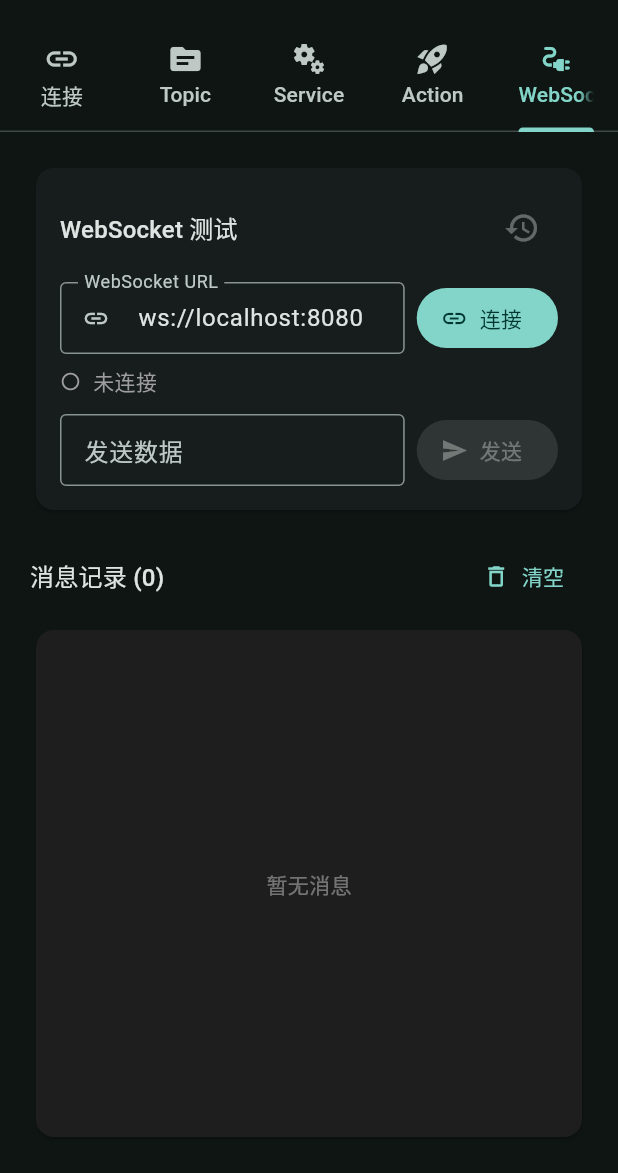
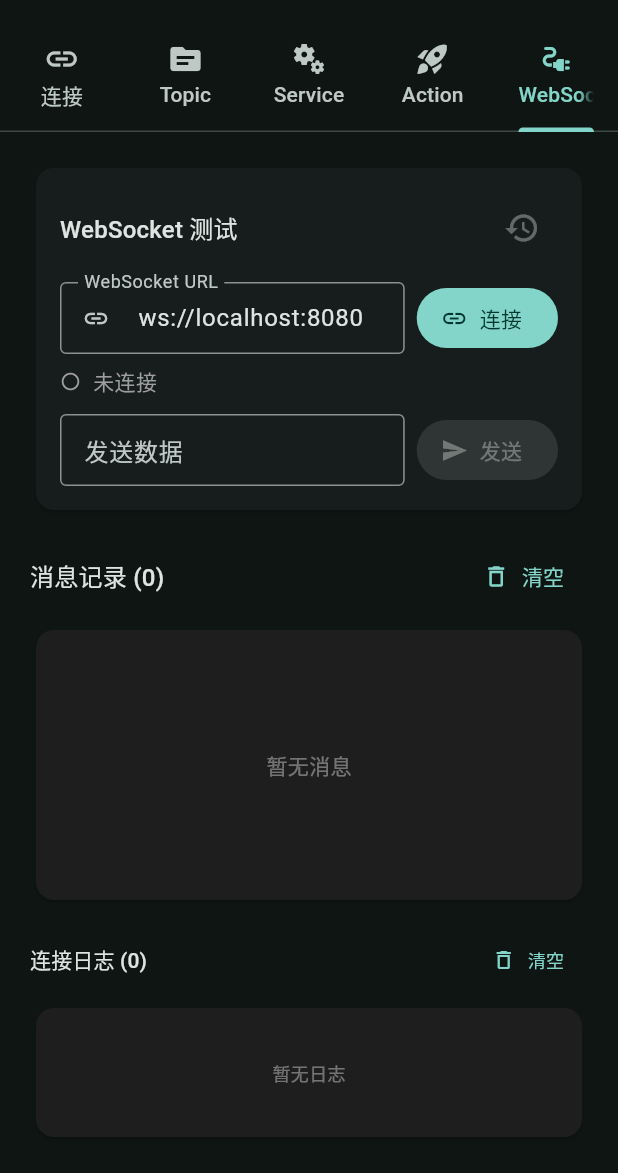
Before and after one commit to zhaaimin/ros2_web_client, a Flutter app: the screen it shows after launch, tab 5 chosen, on a phone screen of 412 x 824 dp, the part 63-1236 px from its top. Run offline on Flutter 3.47's test engine with Material 3 defaults, Android fonts, the light colour scheme and no system bars; our stand-ins replace shared_preferences.

Commit message:
WebSocket tab: add connection logs panel with timeout and detailed error messages

```diff
--- a/lib/screens/websocket_tab.dart
+++ b/lib/screens/websocket_tab.dart
@@ -20,6 +20,7 @@ class _WebSocketTabState extends State<WebSocketTab> with AutomaticKeepAliveClie
   StreamSubscription? _subscription;
   bool _connected = false;
   String _statusMessage = '未连接';
+  final List<String> _logs = [];
 
   static const String historyCategory = 'websocket';
 
@@ -39,12 +40,21 @@ class _WebSocketTabState extends State<WebSocketTab> with AutomaticKeepAliveClie
     }
     _disconnect();
     try {
+      _addLog('开始连接 $url');
       setState(() {
         _statusMessage = '正在连接 $url …';
       });
       final uri = Uri.parse(url);
+      _addLog('解析 URI: $uri');
       _channel = WebSocketChannel.connect(uri);
-      await _channel!.ready;
+      _addLog('等待 WebSocket ready...');
+      await _channel!.ready.timeout(
+        const Duration(seconds: 10),
+        onTimeout: () {
+          throw TimeoutException('连接超时 (10秒)');
+        },
+      );
+      _addLog('连接成功');
 
       setState(() {
         _connected = true;
@@ -54,6 +64,7 @@ class _WebSocketTabState extends State<WebSocketTab> with AutomaticKeepAliveClie
       _subscription = _channel!.stream.listen(
         (data) {
           if (!mounted) return;
+          _addLog('← 收到数据 (${data.toString().length} 字符)');
           setState(() {
             _messages.insert(0, _WsMessage(
               direction: _MsgDirection.received,
@@ -65,6 +76,7 @@ class _WebSocketTabState extends State<WebSocketTab> with AutomaticKeepAliveClie
         },
         onError: (error) {
           if (!mounted) return;
+          _addLog('错误: $error');
           setState(() {
             _connected = false;
             _statusMessage = '连接错误: $error';
@@ -72,6 +84,7 @@ class _WebSocketTabState extends State<WebSocketTab> with AutomaticKeepAliveClie
         },
         onDone: () {
           if (!mounted) return;
+          _addLog('连接关闭');
           setState(() {
             _connected = false;
             _statusMessage = '连接已关闭';
@@ -79,6 +92,12 @@ class _WebSocketTabState extends State<WebSocketTab> with AutomaticKeepAliveClie
         },
       );
     } catch (e) {
+      _addLog('连接失败: $e');
+      // Clean up on failure
+      _subscription?.cancel();
+      _subscription = null;
+      _channel?.sink.close();
+      _channel = null;
       setState(() {
         _connected = false;
         _statusMessage = '连接失败: $e';
@@ -126,6 +145,14 @@ class _WebSocketTabState extends State<WebSocketTab> with AutomaticKeepAliveClie
         'msg': msg,
       }),
     );
+  }
+
+  void _addLog(String msg) {
+    final ts = DateTime.now().toIso8601String().substring(11, 23);
+    setState(() {
+      _logs.insert(0, '[$ts] $msg');
+      if (_logs.length > 200) _logs.removeLast();
+    });
   }
 
   void _showSnackBar(String msg) {
@@ -265,6 +292,7 @@ class _WebSocketTabState extends State<WebSocketTab> with AutomaticKeepAliveClie
           ),
           const SizedBox(height: 8),
           Expanded(
+            flex: 2,
             child: Card(
               color: const Color(0xFF1E1E1E),
               child: _messages.isEmpty
@@ -318,6 +346,46 @@ class _WebSocketTabState extends State<WebSocketTab> with AutomaticKeepAliveClie
                     ),
             ),
           ),
+          const SizedBox(height: 12),
+          Row(
+            children: [
+              Text('连接日志 (${_logs.length})', style: theme.textTheme.titleSmall),
+              const Spacer(),
+              TextButton.icon(
+                onPressed: () => setState(() => _logs.clear()),
+                icon: const Icon(Icons.delete_outline, size: 16),
+                label: const Text('清空', style: TextStyle(fontSize: 12)),
+              ),
+            ],
+          ),
+          const SizedBox(height: 4),
+          Expanded(
+            flex: 1,
+            child: Card(
+              color: const Color(0xFF1E1E1E),
+              child: _logs.isEmpty
+                  ? const Center(
+                      child: Text('暂无日志', style: TextStyle(color: Colors.white38, fontSize: 12)),
+                    )
+                  : ListView.builder(
+                      padding: const EdgeInsets.all(8),
+                      itemCount: _logs.length,
+                      itemBuilder: (context, index) {
+                        return Padding(
+                          padding: const EdgeInsets.symmetric(vertical: 1),
+                          child: Text(
+                            _logs[index],
+                            style: const TextStyle(
+                              fontFamily: 'Menlo',
+                              fontSize: 11,
+                              color: Colors.white70,
+                            ),
+                          ),
+                        );
+                      },
+                    ),
+            ),
+          ),
         ],
       ),
     );
```
